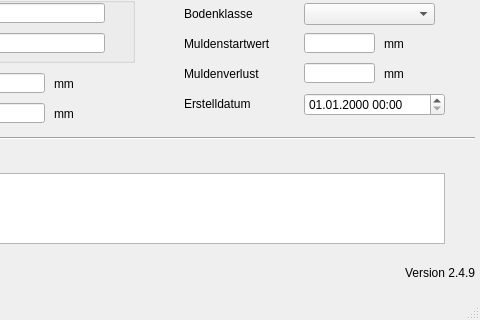
This is qkan/database/templates/abflussparameter.ui in hoettges/QKan as Qt 5 draws it before an edit; both pictures show x 156 to 636 and y 87 to 407 of the 636 by 407 pixel window. The edited form follows.
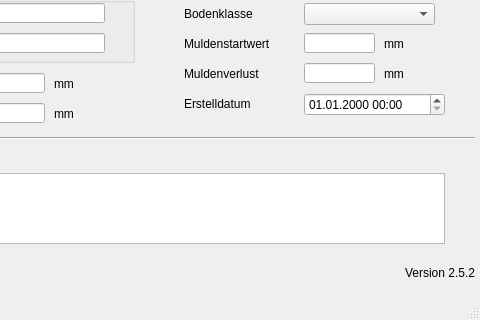
This is the edited form. Custom widgets are drawn as their Qt base class.

Diff of the .ui file:
```diff
--- a/qkan/database/templates/abflussparameter.ui
+++ b/qkan/database/templates/abflussparameter.ui
@@ -286,7 +286,7 @@
      <string>Version QKan Import</string>
     </property>
     <property name="text">
-     <string>Version 2.4.9</string>
+     <string>Version 2.5.2</string>
     </property>
     <property name="alignment">
      <set>Qt::AlignRight|Qt::AlignTrailing|Qt::AlignVCenter</set>
```
